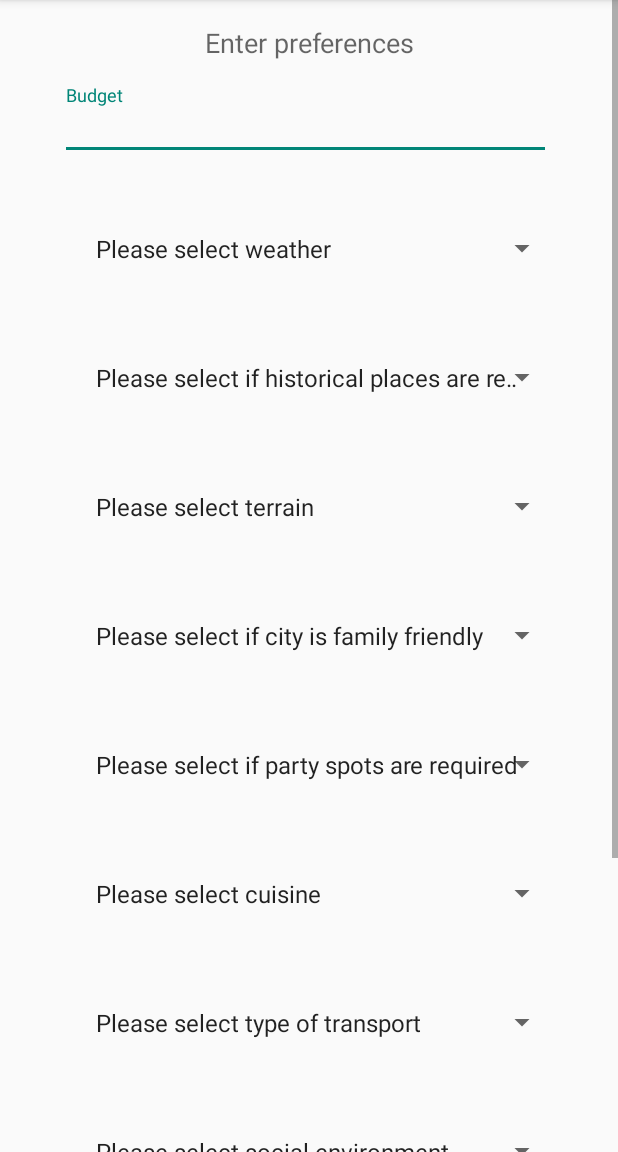
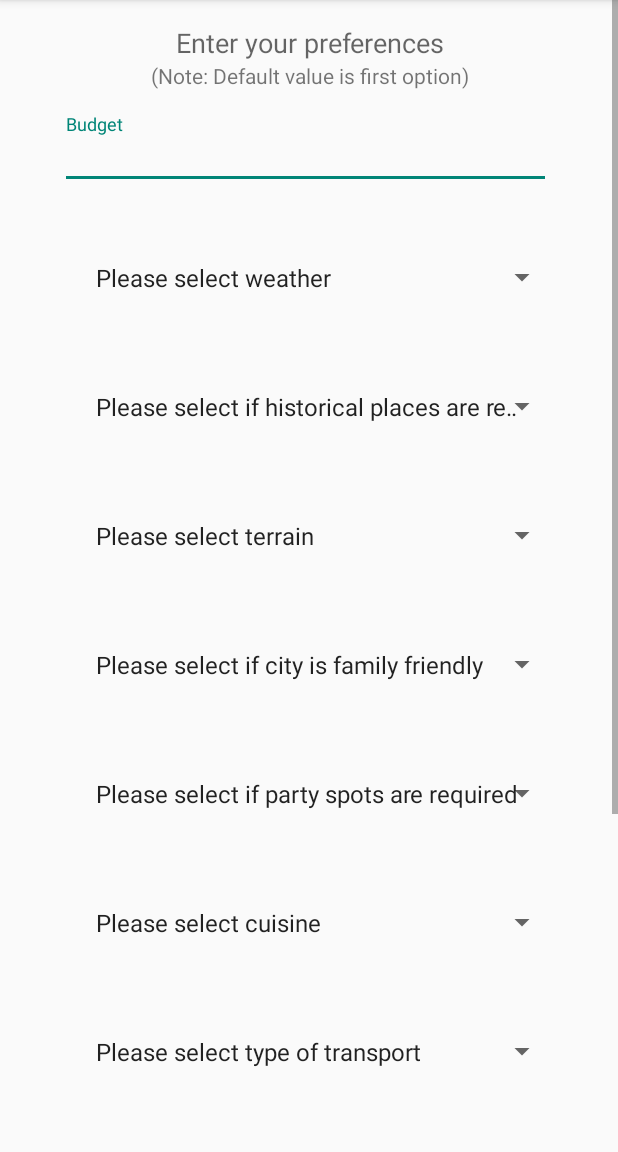
Before and after one commit to chinmaymk23/LiveIdeal, an Android app: the VacationActivity screen opened directly, with no data from a screen before it, on a phone screen of 412 x 824 dp, the part 84-1236 px from its top. Run offline under Robolectric (Android 15) with nearby library versions, the phone set to English and light mode, and no system bars; 1 statement that could not run was skipped.

Commit message:
Fixed note

```diff
--- a/app/src/main/res/layout/activity_vacation.xml
+++ b/app/src/main/res/layout/activity_vacation.xml
@@ -17,9 +17,16 @@
             android:id="@+id/preferences"
             android:layout_width="match_parent"
             android:layout_height="match_parent"
-            android:text="Enter preferences"
             android:gravity="center"
+            android:text="@string/preferences"
             android:textAppearance="@style/TextAppearance.AppCompat.Medium" />
+
+        <TextView
+            android:id="@+id/noteTextView"
+            android:layout_width="match_parent"
+            android:layout_height="wrap_content"
+            android:gravity="center"
+            android:text="@string/note" />
 
         <android.support.design.widget.TextInputLayout
             android:layout_width="match_parent"
@@ -172,9 +179,11 @@
 
         <Button
             android:id="@+id/submitVacationPreferences"
-            android:layout_width="match_parent"
-            android:layout_height="wrap_content"
-            android:text="Submit" />
+            android:layout_width="200dp"
+            android:layout_height="45dp"
+            android:layout_margin="20dp"
+            android:text="@string/reloc_button"
+            android:layout_gravity="center"/>
 
     </LinearLayout>
 </ScrollView>
--- a/app/src/main/res/values/strings.xml
+++ b/app/src/main/res/values/strings.xml
@@ -41,6 +41,7 @@
     <string name="hello_world">Welcome!</string>
     <string name="action_settings">Settings</string>
     <string name="preferences">Enter your preferences</string>
+    <string name="note">(Note: Default value is first option)</string>
     <string name="reloc_button">Submit</string>
     <string name="goto_reloc">Go to Relocation Mode</string>
     <string name="Weather">Weather</string>
```
Also changed, not shown: app/src/main/res/layout/activity_relocation_mode.xml (+11 -3 lines).
